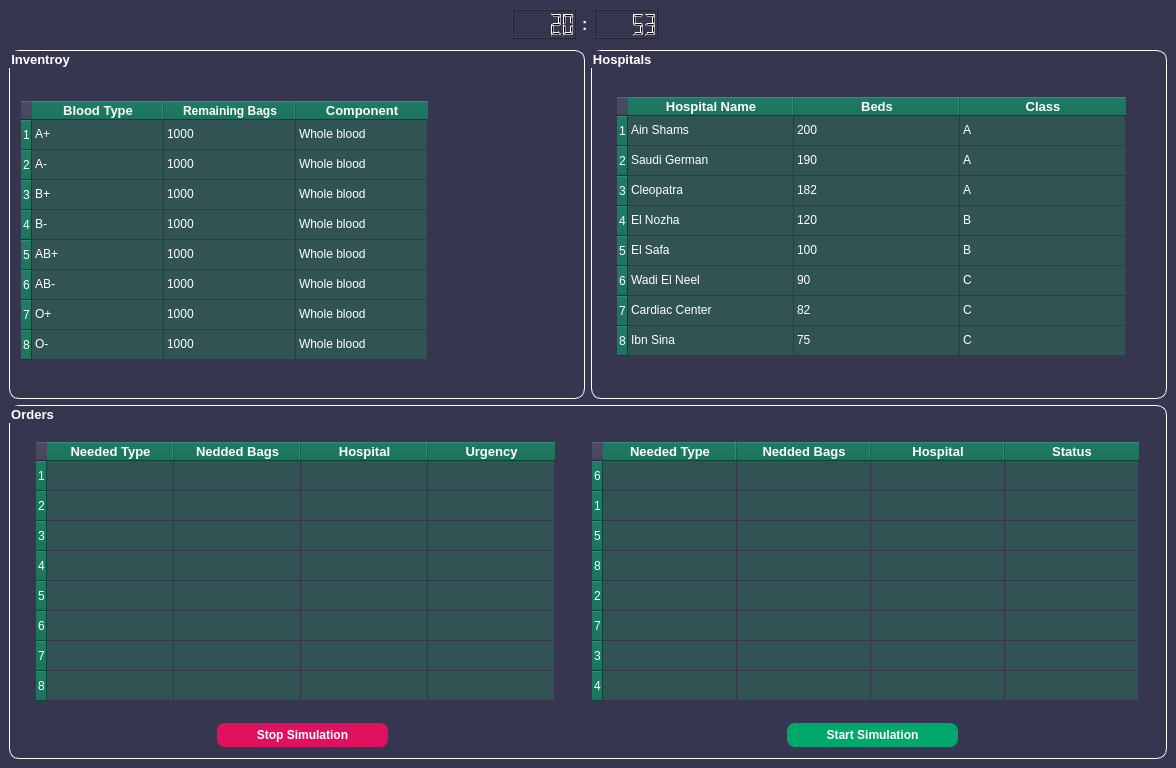
The window that Design.ui (tahaaa22/Optimal-Blood-Bank-Allocation) describes before a commit, drawn with Qt 5.
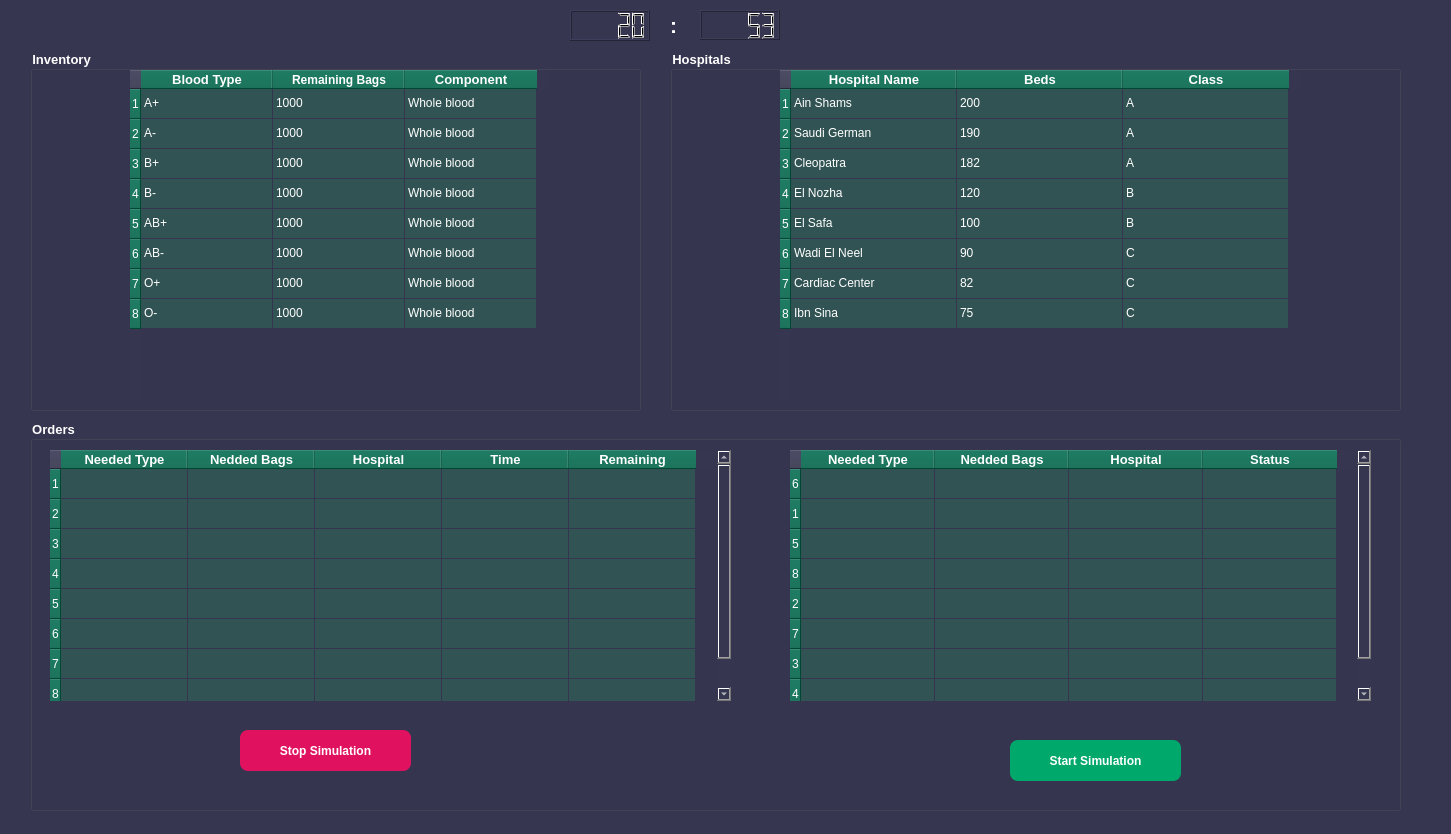
The same window after the commit. Icons and pictures are not drawn.

```diff
--- a/Design.ui
+++ b/Design.ui
@@ -6,14 +6,20 @@
    <rect>
     <x>0</x>
     <y>0</y>
-    <width>1176</width>
-    <height>768</height>
+    <width>1451</width>
+    <height>834</height>
    </rect>
   </property>
   <property name="minimumSize">
    <size>
-    <width>931</width>
-    <height>734</height>
+    <width>1448</width>
+    <height>834</height>
+   </size>
+  </property>
+  <property name="maximumSize">
+   <size>
+    <width>1455</width>
+    <height>837</height>
    </size>
   </property>
   <property name="windowTitle">
@@ -36,29 +42,91 @@
 }
 </string>
    </property>
-   <layout class="QGridLayout" name="gridLayout">
-    <item row="0" column="3">
      <widget class="QLCDNumber" name="Seconds_LCD">
+    <property name="geometry">
+     <rect>
+      <x>700</x>
+      <y>10</y>
+      <width>80</width>
+      <height>30</height>
+     </rect>
+    </property>
       <property name="maximumSize">
        <size>
         <width>80</width>
         <height>30</height>
        </size>
       </property>
+    <property name="font">
+     <font>
+      <weight>50</weight>
+      <bold>false</bold>
+     </font>
+    </property>
       <property name="intValue" stdset="0">
        <number>53</number>
       </property>
      </widget>
-    </item>
-    <item row="2" column="0" colspan="6">
-     <layout class="QVBoxLayout" name="verticalLayout">
-      <item>
-       <layout class="QHBoxLayout" name="horizontalLayout">
-        <property name="topMargin">
-         <number>5</number>
-        </property>
-        <item>
-         <widget class="QGroupBox" name="groupBox">
+   <widget class="QLCDNumber" name="Minutes_LCD">
+    <property name="geometry">
+     <rect>
+      <x>570</x>
+      <y>10</y>
+      <width>80</width>
+      <height>31</height>
+     </rect>
+    </property>
+    <property name="maximumSize">
+     <size>
+      <width>80</width>
+      <height>200</height>
+     </size>
+    </property>
+    <property name="styleSheet">
+     <string notr="true"/>
+    </property>
+    <property name="intValue" stdset="0">
+     <number>20</number>
+    </property>
+   </widget>
+   <widget class="QLabel" name="label">
+    <property name="geometry">
+     <rect>
+      <x>670</x>
+      <y>10</y>
+      <width>16</width>
+      <height>31</height>
+     </rect>
+    </property>
+    <property name="maximumSize">
+     <size>
+      <width>20</width>
+      <height>16777215</height>
+     </size>
+    </property>
+    <property name="font">
+     <font>
+      <pointsize>16</pointsize>
+      <weight>75</weight>
+      <bold>true</bold>
+     </font>
+    </property>
+    <property name="styleSheet">
+     <string notr="true">color: white;</string>
+    </property>
+    <property name="text">
+     <string>:</string>
+    </property>
+   </widget>
+   <widget class="QGroupBox" name="groupBox_4">
+    <property name="geometry">
+     <rect>
+      <x>30</x>
+      <y>50</y>
+      <width>611</width>
+      <height>361</height>
+     </rect>
+    </property>
           <property name="font">
            <font>
             <pointsize>10</pointsize>
@@ -70,17 +138,17 @@
            <string notr="true">color: white;</string>
           </property>
           <property name="title">
-           <string>Inventroy</string>
-          </property>
-          <layout class="QGridLayout" name="gridLayout_3">
-           <property name="topMargin">
-            <number>30</number>
-           </property>
-           <property name="verticalSpacing">
-            <number>6</number>
-           </property>
-           <item row="0" column="0">
+     <string>Inventory</string>
+    </property>
             <widget class="QTableWidget" name="inventory_table">
+     <property name="geometry">
+      <rect>
+       <x>100</x>
+       <y>20</y>
+       <width>421</width>
+       <height>331</height>
+      </rect>
+     </property>
              <property name="sizePolicy">
               <sizepolicy hsizetype="Preferred" vsizetype="Preferred">
                <horstretch>0</horstretch>
@@ -316,12 +384,16 @@
               </property>
              </item>
             </widget>
-           </item>
-          </layout>
-         </widget>
-        </item>
-        <item>
-         <widget class="QGroupBox" name="groupBox_2">
+   </widget>
+   <widget class="QGroupBox" name="groupBox_5">
+    <property name="geometry">
+     <rect>
+      <x>670</x>
+      <y>50</y>
+      <width>731</width>
+      <height>361</height>
+     </rect>
+    </property>
           <property name="font">
            <font>
             <pointsize>10</pointsize>
@@ -330,15 +402,20 @@
            </font>
           </property>
           <property name="styleSheet">
-           <string notr="true">color: white;
-</string>
+     <string notr="true">color: white;</string>
           </property>
           <property name="title">
-           <string>Hospitals </string>
-          </property>
-          <layout class="QGridLayout" name="gridLayout_2">
-           <item row="0" column="0" alignment="Qt::AlignHCenter|Qt::AlignVCenter">
+     <string>Hospitals</string>
+    </property>
             <widget class="QTableWidget" name="hospitals_table">
+     <property name="geometry">
+      <rect>
+       <x>110</x>
+       <y>20</y>
+       <width>521</width>
+       <height>331</height>
+      </rect>
+     </property>
              <property name="sizePolicy">
               <sizepolicy hsizetype="Preferred" vsizetype="Preferred">
                <horstretch>0</horstretch>
@@ -574,19 +651,15 @@
               </property>
              </item>
             </widget>
-           </item>
-          </layout>
-         </widget>
-        </item>
-       </layout>
-      </item>
-      <item>
-       <widget class="QGroupBox" name="groupBox_3">
-        <property name="minimumSize">
-         <size>
-          <width>0</width>
-          <height>339</height>
-         </size>
+   </widget>
+   <widget class="QGroupBox" name="groupBox_6">
+    <property name="geometry">
+     <rect>
+      <x>30</x>
+      <y>420</y>
+      <width>1371</width>
+      <height>391</height>
+     </rect>
         </property>
         <property name="font">
          <font>
@@ -601,9 +674,15 @@
         <property name="title">
          <string>Orders</string>
         </property>
-        <layout class="QGridLayout" name="gridLayout_4">
-         <item row="0" column="0" alignment="Qt::AlignHCenter|Qt::AlignVCenter">
           <widget class="QTableWidget" name="orders_table">
+     <property name="geometry">
+      <rect>
+       <x>20</x>
+       <y>30</y>
+       <width>681</width>
+       <height>251</height>
+      </rect>
+     </property>
            <property name="sizePolicy">
             <sizepolicy hsizetype="Expanding" vsizetype="Minimum">
              <horstretch>0</horstretch>
@@ -612,8 +691,8 @@
            </property>
            <property name="minimumSize">
             <size>
-             <width>534</width>
-             <height>267</height>
+       <width>0</width>
+       <height>0</height>
             </size>
            </property>
            <property name="styleSheet">
@@ -717,7 +796,7 @@
            </column>
            <column>
             <property name="text">
-             <string>Urgency</string>
+       <string>Time</string>
             </property>
             <property name="font">
              <font>
@@ -727,128 +806,9 @@
              </font>
             </property>
            </column>
-           <item row="0" column="0">
-            <property name="text">
-             <string/>
-            </property>
-           </item>
-           <item row="1" column="0">
-            <property name="text">
-             <string/>
-            </property>
-           </item>
-           <item row="2" column="0">
-            <property name="text">
-             <string/>
-            </property>
-           </item>
-           <item row="3" column="0">
-            <property name="text">
-             <string/>
-            </property>
-           </item>
-           <item row="4" column="0">
-            <property name="text">
-             <string/>
-            </property>
-           </item>
-           <item row="5" column="0">
-            <property name="text">
-             <string/>
-            </property>
-           </item>
-           <item row="6" column="0">
-            <property name="text">
-             <string/>
-            </property>
-           </item>
-           <item row="7" column="0">
-            <property name="text">
-             <string/>
-            </property>
-           </item>
-          </widget>
-         </item>
-         <item row="0" column="1" alignment="Qt::AlignHCenter|Qt::AlignVCenter">
-          <widget class="QTableWidget" name="output_table">
-           <property name="sizePolicy">
-            <sizepolicy hsizetype="Expanding" vsizetype="Minimum">
-             <horstretch>0</horstretch>
-             <verstretch>0</verstretch>
-            </sizepolicy>
-           </property>
-           <property name="minimumSize">
-            <size>
-             <width>561</width>
-             <height>267</height>
-            </size>
-           </property>
-           <property name="styleSheet">
-            <string notr="true">
-QHeaderView::section {
-    background-color:rgb(0, 99, 73);
-}
-QTableCornerButton::section {
-    background-color:transparent;
-}
-QTableWidget {
-    background-color: transparent; /* Main background */
-}
-QTableWidget::item {
-    background-color: rgb(50, 83, 83);
-    color: rgb(255, 255, 255);
-	
-}</string>
-           </property>
-           <property name="editTriggers">
-            <set>QAbstractItemView::NoEditTriggers</set>
-           </property>
-           <attribute name="horizontalHeaderDefaultSectionSize">
-            <number>134</number>
-           </attribute>
-           <row>
-            <property name="text">
-             <string>6</string>
-            </property>
-           </row>
-           <row>
-            <property name="text">
-             <string>1</string>
-            </property>
-           </row>
-           <row>
-            <property name="text">
-             <string>5</string>
-            </property>
-           </row>
-           <row>
-            <property name="text">
-             <string>8</string>
-            </property>
-           </row>
-           <row>
-            <property name="text">
-             <string>2</string>
-            </property>
-           </row>
-           <row>
-            <property name="text">
-             <string>7</string>
-            </property>
-           </row>
-           <row>
-            <property name="text">
-             <string>3</string>
-            </property>
-           </row>
-           <row>
-            <property name="text">
-             <string>4</string>
-            </property>
-           </row>
            <column>
             <property name="text">
-             <string>Needed Type</string>
+       <string>Remaining</string>
             </property>
             <property name="font">
              <font>
@@ -858,42 +818,6 @@
              </font>
             </property>
            </column>
-           <column>
-            <property name="text">
-             <string>Nedded Bags</string>
-            </property>
-            <property name="font">
-             <font>
-              <pointsize>10</pointsize>
-              <weight>75</weight>
-              <bold>true</bold>
-             </font>
-            </property>
-           </column>
-           <column>
-            <property name="text">
-             <string>Hospital</string>
-            </property>
-            <property name="font">
-             <font>
-              <pointsize>10</pointsize>
-              <weight>75</weight>
-              <bold>true</bold>
-             </font>
-            </property>
-           </column>
-           <column>
-            <property name="text">
-             <string>Status</string>
-            </property>
-            <property name="font">
-             <font>
-              <pointsize>10</pointsize>
-              <weight>75</weight>
-              <bold>true</bold>
-             </font>
-            </property>
-           </column>
            <item row="0" column="0">
             <property name="text">
              <string/>
@@ -935,9 +859,15 @@
             </property>
            </item>
           </widget>
-         </item>
-         <item row="1" column="0" alignment="Qt::AlignHCenter">
           <widget class="QPushButton" name="stop_button">
+     <property name="geometry">
+      <rect>
+       <x>210</x>
+       <y>310</y>
+       <width>171</width>
+       <height>41</height>
+      </rect>
+     </property>
            <property name="minimumSize">
             <size>
              <width>171</width>
@@ -975,9 +905,15 @@
             <string>Stop Simulation</string>
            </property>
           </widget>
-         </item>
-         <item row="1" column="1" alignment="Qt::AlignHCenter">
           <widget class="QPushButton" name="start_button">
+     <property name="geometry">
+      <rect>
+       <x>980</x>
+       <y>320</y>
+       <width>171</width>
+       <height>41</height>
+      </rect>
+     </property>
            <property name="minimumSize">
             <size>
              <width>171</width>
@@ -1015,78 +951,180 @@
             <string>Start Simulation</string>
            </property>
           </widget>
-         </item>
-        </layout>
-       </widget>
-      </item>
-     </layout>
-    </item>
-    <item row="0" column="1" alignment="Qt::AlignHCenter">
-     <widget class="QLCDNumber" name="Minutes_LCD">
-      <property name="maximumSize">
+    <widget class="QTableWidget" name="output_table">
+     <property name="geometry">
+      <rect>
+       <x>760</x>
+       <y>30</y>
+       <width>581</width>
+       <height>251</height>
+      </rect>
+     </property>
+     <property name="sizePolicy">
+      <sizepolicy hsizetype="Expanding" vsizetype="Minimum">
+       <horstretch>0</horstretch>
+       <verstretch>0</verstretch>
+      </sizepolicy>
+     </property>
+     <property name="minimumSize">
        <size>
-        <width>80</width>
-        <height>200</height>
+       <width>0</width>
+       <height>0</height>
        </size>
       </property>
       <property name="styleSheet">
-       <string notr="true"/>
-      </property>
-      <property name="intValue" stdset="0">
-       <number>20</number>
-      </property>
-     </widget>
-    </item>
-    <item row="0" column="2">
-     <widget class="QLabel" name="label">
-      <property name="maximumSize">
-       <size>
-        <width>20</width>
-        <height>16777215</height>
-       </size>
+      <string notr="true">
+QHeaderView::section {
+    background-color:rgb(0, 99, 73);
+}
+QTableCornerButton::section {
+    background-color:transparent;
+}
+QTableWidget {
+    background-color: transparent; /* Main background */
+}
+QTableWidget::item {
+    background-color: rgb(50, 83, 83);
+    color: rgb(255, 255, 255);
+	
+}</string>
+     </property>
+     <property name="editTriggers">
+      <set>QAbstractItemView::NoEditTriggers</set>
+     </property>
+     <attribute name="horizontalHeaderDefaultSectionSize">
+      <number>134</number>
+     </attribute>
+     <row>
+      <property name="text">
+       <string>6</string>
       </property>
+     </row>
+     <row>
+      <property name="text">
+       <string>1</string>
+      </property>
+     </row>
+     <row>
+      <property name="text">
+       <string>5</string>
+      </property>
+     </row>
+     <row>
+      <property name="text">
+       <string>8</string>
+      </property>
+     </row>
+     <row>
+      <property name="text">
+       <string>2</string>
+      </property>
+     </row>
+     <row>
+      <property name="text">
+       <string>7</string>
+      </property>
+     </row>
+     <row>
+      <property name="text">
+       <string>3</string>
+      </property>
+     </row>
+     <row>
+      <property name="text">
+       <string>4</string>
+      </property>
+     </row>
+     <column>
+      <property name="text">
+       <string>Needed Type</string>
+      </property>
       <property name="font">
        <font>
-        <pointsize>12</pointsize>
+        <pointsize>10</pointsize>
         <weight>75</weight>
         <bold>true</bold>
        </font>
       </property>
-      <property name="styleSheet">
-       <string notr="true">color: white;</string>
+     </column>
+     <column>
+      <property name="text">
+       <string>Nedded Bags</string>
       </property>
+      <property name="font">
+       <font>
+        <pointsize>10</pointsize>
+        <weight>75</weight>
+        <bold>true</bold>
+       </font>
+      </property>
+     </column>
+     <column>
       <property name="text">
-       <string>:</string>
+       <string>Hospital</string>
       </property>
-     </widget>
-    </item>
+      <property name="font">
+       <font>
+        <pointsize>10</pointsize>
+        <weight>75</weight>
+        <bold>true</bold>
+       </font>
+      </property>
+     </column>
+     <column>
+      <property name="text">
+       <string>Status</string>
+      </property>
+      <property name="font">
+       <font>
+        <pointsize>10</pointsize>
+        <weight>75</weight>
+        <bold>true</bold>
+       </font>
+      </property>
+     </column>
     <item row="0" column="0">
-     <spacer name="horizontalSpacer">
-      <property name="orientation">
-       <enum>Qt::Horizontal</enum>
+      <property name="text">
+       <string/>
       </property>
-      <property name="sizeHint" stdset="0">
-       <size>
-        <width>20</width>
-        <height>20</height>
-       </size>
+     </item>
+     <item row="1" column="0">
+      <property name="text">
+       <string/>
       </property>
-     </spacer>
-    </item>
-    <item row="0" column="4">
-     <spacer name="horizontalSpacer_2">
-      <property name="orientation">
-       <enum>Qt::Horizontal</enum>
+     </item>
+     <item row="2" column="0">
+      <property name="text">
+       <string/>
       </property>
-      <property name="sizeHint" stdset="0">
-       <size>
-        <width>40</width>
-        <height>20</height>
-       </size>
+     </item>
+     <item row="3" column="0">
+      <property name="text">
+       <string/>
       </property>
-     </spacer>
-    </item>
-   </layout>
+     </item>
+     <item row="4" column="0">
+      <property name="text">
+       <string/>
+      </property>
+     </item>
+     <item row="5" column="0">
+      <property name="text">
+       <string/>
+      </property>
+     </item>
+     <item row="6" column="0">
+      <property name="text">
+       <string/>
+      </property>
+     </item>
+     <item row="7" column="0">
+      <property name="text">
+       <string/>
+      </property>
+     </item>
+    </widget>
+   </widget>
   </widget>
  </widget>
  <resources/>
```
Lines whose indentation alone changed are shown as unchanged.
